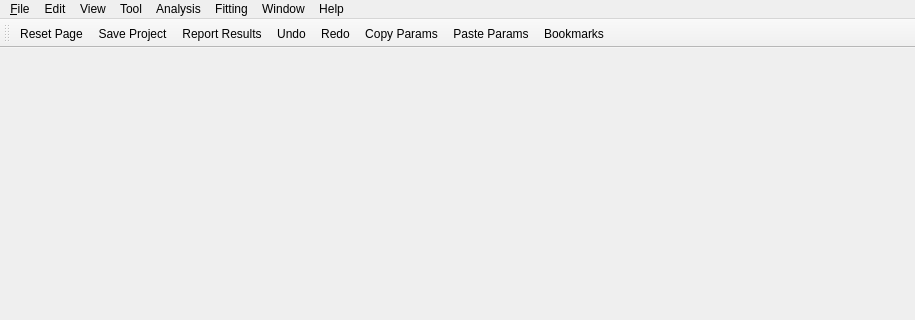
SasView/sasview, file src/sas/qtgui/MainWindow/UI/MainWindowUI.ui: the form before one commit; both pictures show x 0 to 915 and y 0 to 320 of the 915 by 607 pixel window.
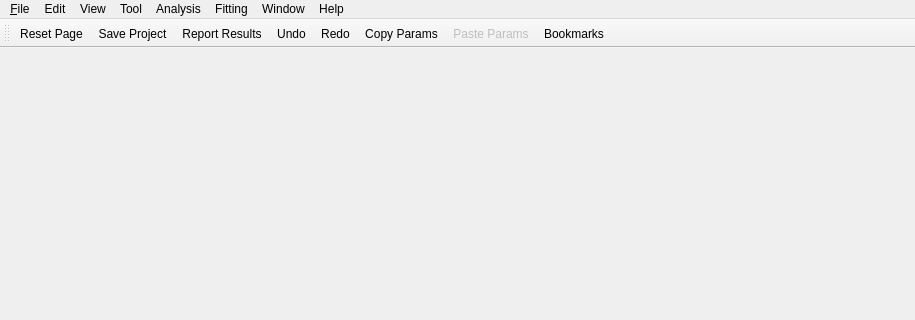
The form after the commit. Icons and pictures are not drawn.

Commit message:
Altered the default state of the 'Paste Params' Edit menu option
Changed from always being enabled to off on launch as there is likely nothing worth pasting in the clipboard. This option is then turned on after the first use of the copy edit menu command

What changed in the file:
```diff
--- a/src/sas/qtgui/MainWindow/UI/MainWindowUI.ui
+++ b/src/sas/qtgui/MainWindow/UI/MainWindowUI.ui
@@ -253,6 +253,9 @@
    </property>
   </action>
   <action name="actionPaste">
+   <property name="enabled">
+    <bool>false</bool>
+   </property>
    <property name="icon">
     <iconset>
      <normaloff>:/res/paste.png</normaloff>:/res/paste.png</iconset>
```
